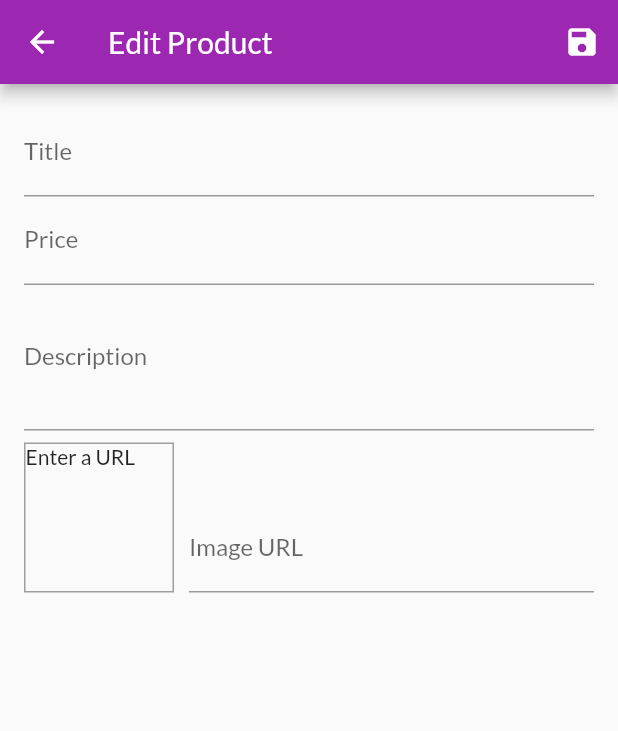
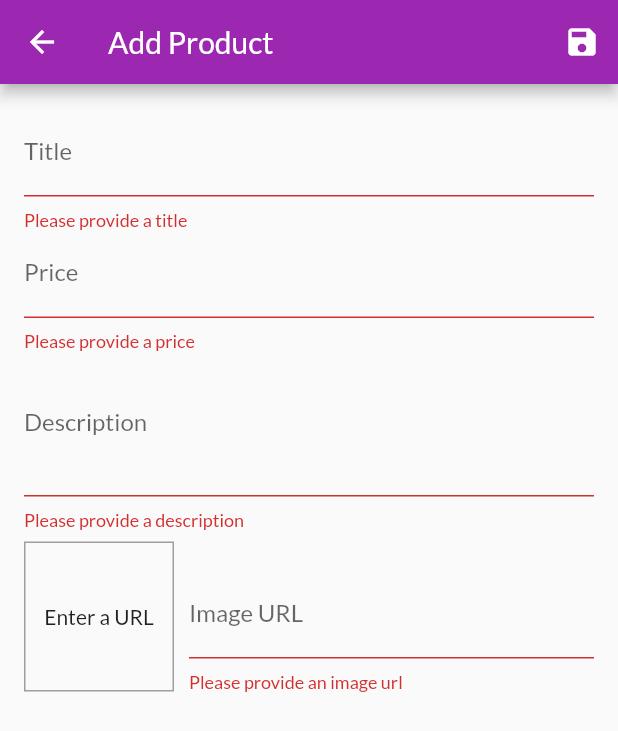
Before and after one commit to paulrsmithjnr/flutter_practice, a Flutter app: the EditProductScreen screen opened by its route, after a tap on the "save" icon, on a phone screen of 412 x 824 dp. Shown: the top 731 px of the screen. Run offline on Flutter 3.47's test engine with Material 2 defaults, Android fonts, the phone set to English and light mode, and no system bars; network calls fail.

Commit message:
Add and edit product functionalities both work

```diff
--- a/myshop/lib/providers/products.dart
+++ b/myshop/lib/providers/products.dart
@@ -50,7 +50,24 @@ class Products with ChangeNotifier {
     return _items.where((prodItem) => prodItem.isFavourite).toList();
   }
 
-  void addProduct() {
+  void addProduct(Product product) {
+    final newProduct = Product(
+      title: product.title,
+      description: product.description,
+      price: product.price,
+      imageUrl: product.imageUrl,
+      id: DateTime.now().toString(),
+    );
+    _items.add(newProduct);
+    //_items.insert(0, newProduct); //at the start of the list
     notifyListeners();
   }
+
+  updateProduct(String id, Product newProduct) {
+    final prodIndex = _items.indexWhere((prod) => prod.id == id);
+    if (prodIndex >= 0) {
+      _items[prodIndex] = newProduct;
+      notifyListeners();
+    }
+  }
 }
--- a/myshop/lib/screens/edit_product_screen.dart
+++ b/myshop/lib/screens/edit_product_screen.dart
@@ -1,6 +1,8 @@
 import 'package:flutter/material.dart';
+import 'package:provider/provider.dart';
 
 import '../providers/product.dart';
+import '../providers/products.dart';
 
 class EditProductScreen extends StatefulWidget {
   static const routeName = '/edit-product';
@@ -22,12 +24,39 @@ class _EditProductScreenState extends State<EditProductScreen> {
     description: '',
     imageUrl: '',
   );
+  var _initValues = {
+    'title': '',
+    'description': '',
+    'price': '',
+    'imageUrl': '',
+  };
+  var _isInit = true;
 
   @override
   void initState() {
-    // TODO: implement initState
     _imageUrlFocusNode.addListener(_updateImageUrl);
     super.initState();
+  }
+
+  @override
+  void didChangeDependencies() {
+    if (_isInit) {
+      final productId = ModalRoute.of(context).settings.arguments as String;
+      if (productId != null) {
+        _editedProduct =
+            Provider.of<Products>(context, listen: false).findById(productId);
+        _initValues = {
+          'title': _editedProduct.title,
+          'description': _editedProduct.description,
+          'price': _editedProduct.price.toString(),
+          // 'imageUrl': _editedProduct.imageUrl,
+          'imageUrl': '',
+        };
+        _imageUrlController.text = _editedProduct.imageUrl;
+      }
+    }
+    _isInit = false;
+    super.didChangeDependencies();
   }
 
   @override
@@ -44,19 +73,40 @@ class _EditProductScreenState extends State<EditProductScreen> {
   //this function allows for the preview of the image to be loaded when the user leaves the image url text field
   void _updateImageUrl() {
     if (!_imageUrlFocusNode.hasFocus) {
+      if (_imageUrlController.text.isEmpty ||
+          (!_imageUrlController.text.startsWith('http') &&
+              !_imageUrlController.text.startsWith('https')) ||
+          (!_imageUrlController.text.endsWith('.png') &&
+              !_imageUrlController.text.endsWith('.jpg') &&
+              !_imageUrlController.text.endsWith('.jpeg'))) {
+        return;
+      }
       setState(() {});
     }
   }
 
   void _saveForm() {
+    final isValid = _form.currentState.validate();
+    if (!isValid) {
+      return;
+    }
     _form.currentState.save();
+    if (_editedProduct.id != null) {
+      Provider.of<Products>(context, listen: false)
+          .updateProduct(_editedProduct.id, _editedProduct);
+    } else {
+      Provider.of<Products>(context, listen: false).addProduct(_editedProduct);
+    }
+    Navigator.of(context).pop();
   }
 
   @override
   Widget build(BuildContext context) {
     return Scaffold(
       appBar: AppBar(
-        title: Text('Edit Product'),
+        title: _editedProduct.id == null
+            ? Text('Add Product')
+            : Text('Edit Product'),
         actions: [
           IconButton(
             onPressed: _saveForm,
@@ -71,6 +121,7 @@ class _EditProductScreenState extends State<EditProductScreen> {
           child: ListView(
             children: [
               TextFormField(
+                initialValue: _initValues['title'],
                 decoration: InputDecoration(
                   labelText: 'Title',
                 ),
@@ -80,17 +131,25 @@ class _EditProductScreenState extends State<EditProductScreen> {
                     _priceFocusNode,
                   ); //moves to the next text field when the next button on the soft keyboard is pressed
                 },
+                validator: (value) {
+                  if (value.isEmpty) {
+                    return 'Please provide a title';
+                  }
+                  return null;
+                },
                 onSaved: (value) {
                   _editedProduct = Product(
                     title: value,
                     price: _editedProduct.price,
                     description: _editedProduct.description,
                     imageUrl: _editedProduct.imageUrl,
-                    id: null,
+                    id: _editedProduct.id,
+                    isFavourite: _editedProduct.isFavourite,
                   );
                 },
               ),
               TextFormField(
+                initialValue: _initValues['price'],
                 decoration: InputDecoration(
                   labelText: 'Price',
                 ),
@@ -108,11 +167,25 @@ class _EditProductScreenState extends State<EditProductScreen> {
                     price: double.parse(value),
                     description: _editedProduct.description,
                     imageUrl: _editedProduct.imageUrl,
-                    id: null,
+                    id: _editedProduct.id,
+                    isFavourite: _editedProduct.isFavourite,
                   );
+                },
+                validator: (value) {
+                  if (value.isEmpty) {
+                    return 'Please provide a price';
+                  }
+                  if (double.tryParse(value) == null) {
+                    return 'Please enter a valid number';
+                  }
+                  if (double.parse(value) <= 0) {
+                    return 'Please enter a price greater than zero';
+                  }
+                  return null;
                 },
               ),
               TextFormField(
+                initialValue: _initValues['description'],
                 decoration: InputDecoration(
                   labelText: 'Description',
                 ),
@@ -125,8 +198,18 @@ class _EditProductScreenState extends State<EditProductScreen> {
                     price: _editedProduct.price,
                     description: value,
                     imageUrl: _editedProduct.imageUrl,
-                    id: null,
+                    id: _editedProduct.id,
+                    isFavourite: _editedProduct.isFavourite,
                   );
+                },
+                validator: (value) {
+                  if (value.isEmpty) {
+                    return 'Please provide a description';
+                  }
+                  if (value.length < 10) {
+                    return 'Description should be at least 10 characters long';
+                  }
+                  return null;
                 },
               ),
               Row(
@@ -146,7 +229,9 @@ class _EditProductScreenState extends State<EditProductScreen> {
                       ),
                     ),
                     child: _imageUrlController.text.isEmpty
-                        ? Text('Enter a URL')
+                        ? Center(
+                            child: Text('Enter a URL'),
+                          )
                         : FittedBox(
                             child: Image.network(
                               _imageUrlController.text,
@@ -156,6 +241,7 @@ class _EditProductScreenState extends State<EditProductScreen> {
                   ),
                   Expanded(
                     child: TextFormField(
+                      // initialValue: _initValues['imageUrl'], //will cause since a controller is already being used
                       decoration: InputDecoration(labelText: 'Image URL'),
                       keyboardType: TextInputType.url,
                       textInputAction: TextInputAction.done,
@@ -168,8 +254,24 @@ class _EditProductScreenState extends State<EditProductScreen> {
                           price: _editedProduct.price,
                           description: _editedProduct.description,
                           imageUrl: value,
-                          id: null,
+                          id: _editedProduct.id,
+                          isFavourite: _editedProduct.isFavourite,
                         );
+                      },
+                      validator: (value) {
+                        if (value.isEmpty) {
+                          return 'Please provide an image url';
+                        }
+                        if (!value.startsWith('http') &&
+                            !value.startsWith('https')) {
+                          return 'Please enter a valid url';
+                        }
+                        if (!value.endsWith('.png') &&
+                            !value.endsWith('.jpg') &&
+                            !value.endsWith('.jpeg')) {
+                          return 'Please enter a valid image url';
+                        }
+                        return null;
                       },
                       onEditingComplete: () {
                         setState(() {});
--- a/myshop/lib/screens/user_products_screen.dart
+++ b/myshop/lib/screens/user_products_screen.dart
@@ -31,6 +31,7 @@ class UserProductsScreen extends StatelessWidget {
           itemBuilder: (_, i) => Column(
             children: [
               UserProductItem(
+                productsData.items[i].id,
                 productsData.items[i].title,
                 productsData.items[i].imageUrl,
               ),
--- a/myshop/lib/widgets/user_product_item.dart
+++ b/myshop/lib/widgets/user_product_item.dart
@@ -1,9 +1,11 @@
 import 'package:flutter/material.dart';
 
+import '../screens/edit_product_screen.dart';
+
 class UserProductItem extends StatelessWidget {
-  final String title, imageUrl;
+  final String id, title, imageUrl;
 
-  UserProductItem(this.title, this.imageUrl);
+  UserProductItem(this.id, this.title, this.imageUrl);
 
   @override
   Widget build(BuildContext context) {
@@ -17,7 +19,10 @@ class UserProductItem extends StatelessWidget {
         child: Row(
           children: [
             IconButton(
-              onPressed: () {},
+              onPressed: () {
+                Navigator.of(context)
+                    .pushNamed(EditProductScreen.routeName, arguments: id);
+              },
               icon: Icon(Icons.edit),
               color: Theme.of(context).primaryColor,
             ),
```
